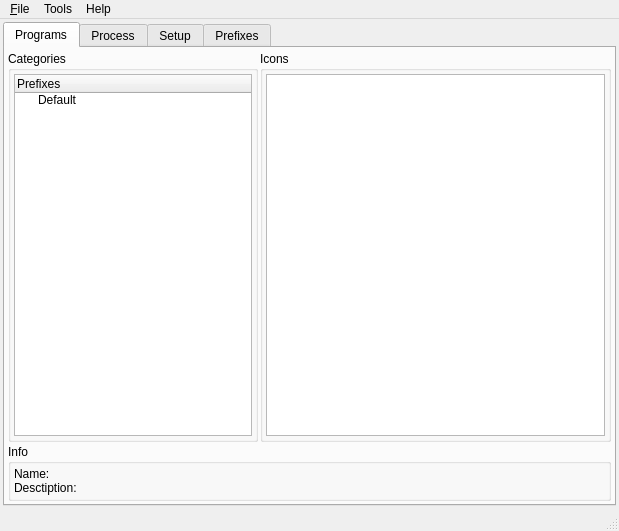
This is src/MainWindow.ui in brezerk/q4wine as Qt 5 draws it before an edit. The edited form follows.
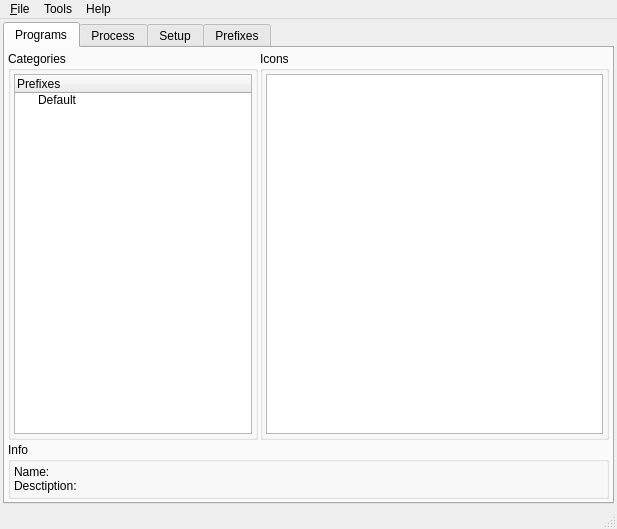
This is the edited form. The open tabs and pages were chosen to show the change. Icons and pictures are not drawn.

```diff
--- a/src/MainWindow.ui
+++ b/src/MainWindow.ui
@@ -7,8 +7,8 @@
    <rect>
     <x>0</x>
     <y>0</y>
-    <width>619</width>
-    <height>531</height>
+    <width>617</width>
+    <height>529</height>
    </rect>
   </property>
   <property name="windowTitle">
@@ -457,8 +457,8 @@
     <rect>
      <x>0</x>
      <y>0</y>
-     <width>619</width>
-     <height>26</height>
+     <width>617</width>
+     <height>25</height>
     </rect>
    </property>
    <widget class="QMenu" name="menu_File">
```
Left out of the diff: 4 changed lines with no effect on the pictures.
